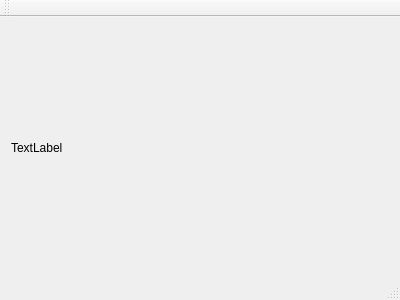
Above: mainwindow.ui from Gleky/Artemetr before the change. Below: the same form after it.
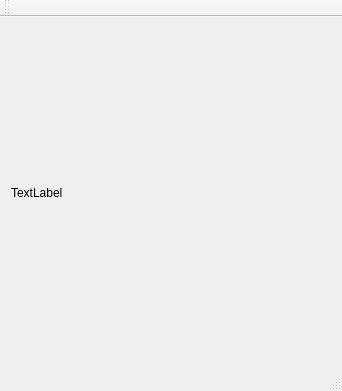
That is the form after the change. Custom widgets are drawn as their Qt base class.

```diff
--- a/mainwindow.ui
+++ b/mainwindow.ui
@@ -6,10 +6,16 @@
    <rect>
     <x>0</x>
     <y>0</y>
-    <width>400</width>
-    <height>300</height>
+    <width>338</width>
+    <height>391</height>
    </rect>
   </property>
+  <property name="sizePolicy">
+   <sizepolicy hsizetype="Minimum" vsizetype="Minimum">
+    <horstretch>0</horstretch>
+    <verstretch>0</verstretch>
+   </sizepolicy>
+  </property>
   <property name="windowTitle">
    <string>MainWindow</string>
   </property>
@@ -17,6 +23,12 @@
    <layout class="QGridLayout" name="gridLayout">
     <item row="0" column="0">
      <widget class="ManualCameraControl" name="cameraPos">
+      <property name="minimumSize">
+       <size>
+        <width>320</width>
+        <height>320</height>
+       </size>
+      </property>
       <property name="text">
        <string>TextLabel</string>
       </property>
```
Left out of the diff: 2 changed lines with no effect on the pictures.
